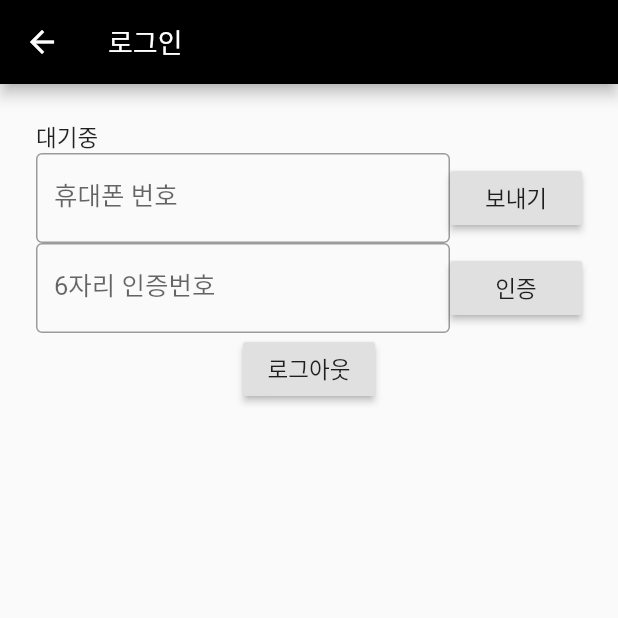
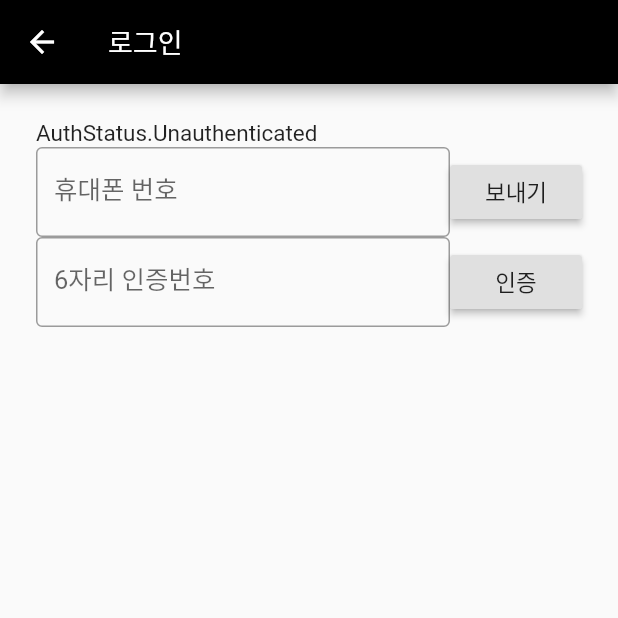
Before and after one commit to heejongahn/galpi, a Flutter app: the screen it shows after launch, in the side drawer, after a tap on "로그인", on a phone screen of 412 x 824 dp, the top half of it. Run offline on Flutter 3.47's test engine with Material 2 defaults, Android fonts, the phone set to English and light mode, and no system bars; our stand-ins replace firebase_auth, package_info, rxdart, shared_preferences, sqflite, tuple and 1 more; accounts and stored records are empty; Roboto replaces fonts that are missing (SpoqaHan-Sans).

Commit message:
Implement provider pattern for Firebase auth

```diff
--- /dev/null
+++ b/lib/components/main_drawer/index.dart
@@ -0,0 +1,74 @@
+import 'package:flutter/material.dart';
+import 'package:galpi/screens/phone_auth/index.dart';
+import 'package:galpi/stores/user_repository.dart';
+import 'package:package_info/package_info.dart';
+import 'package:provider/provider.dart';
+
+class MainDrawer extends StatelessWidget {
+  const MainDrawer({Key key}) : super(key: key);
+
+  @override
+  Widget build(BuildContext context) {
+    return Consumer<UserRepository>(builder: (context, userRepository, child) {
+      final isAuthenticated = userRepository.isAuthenticated;
+      final onSignOut = () async {
+        await userRepository.signOut();
+      };
+      final onClickSignIn = () {
+        Navigator.of(context)
+            .push(MaterialPageRoute(builder: (BuildContext context) {
+          return PhoneAuth();
+        }));
+      };
+
+      return Drawer(
+        child: ListView(
+          padding: EdgeInsets.zero,
+          children: <Widget>[
+            DrawerHeader(
+              child: ListTile(
+                leading: Icon(Icons.account_circle),
+                title: Text(
+                  isAuthenticated ? userRepository.user.uid : '프로필 정보 없음',
+                ),
+                subtitle: Text(isAuthenticated ? '' : '로그인하세요'),
+              ),
+            ),
+            buildAboutListTile(),
+            isAuthenticated
+                ? ListTile(
+                    leading: Icon(Icons.exit_to_app),
+                    title: Text('로그아웃'),
+                    onTap: onSignOut,
+                  )
+                : ListTile(
+                    leading: Icon(Icons.vpn_key),
+                    title: Text('로그인'),
+                    onTap: onClickSignIn,
+                  ),
+          ],
+        ),
+      );
+    });
+  }
+
+  FutureBuilder<PackageInfo> buildAboutListTile() {
+    return FutureBuilder<PackageInfo>(
+      future: PackageInfo.fromPlatform(),
+      builder: (context, snapshot) {
+        if (snapshot.hasData) {
+          return AboutListTile(
+            icon: Icon(Icons.info_outline),
+            applicationName: 'galpi',
+            applicationVersion: snapshot.data.version,
+          );
+        }
+
+        return AboutListTile(
+          icon: Icon(Icons.info_outline),
+          applicationName: 'galpi',
+        );
+      },
+    );
+  }
+}
--- a/lib/main.dart
+++ b/lib/main.dart
@@ -1,13 +1,15 @@
 import 'package:flutter/cupertino.dart';
 import 'package:flutter/material.dart';
 import 'package:flutter_localizations/flutter_localizations.dart';
+import 'package:galpi/stores/user_repository.dart';
+import 'package:package_info/package_info.dart';
+import 'package:shared_preferences/shared_preferences.dart';
+import 'package:provider/provider.dart';
 
 import 'package:galpi/components/screen_with_navigator/index.dart';
 import 'package:galpi/screens/book_list/index.dart';
 import 'package:galpi/screens/review_list/index.dart';
 import 'package:galpi/utils/theme.dart';
-import 'package:package_info/package_info.dart';
-import 'package:shared_preferences/shared_preferences.dart';
 
 const SHARED_PREFERENCE_VERSION_KEY = 'version';
 final primaryColor = Color.fromRGBO(0xff, 0x74, 0x73, 1);
@@ -59,7 +61,9 @@ class _MyAppState extends State<MyApp> {
 
   @override
   Widget build(BuildContext context) {
-    return Scaffold(
+    return ChangeNotifierProvider.value(
+      value: UserRepository.instance(),
+      child: Scaffold(
         body: IndexedStack(index: _pageIndex, children: [
           ScreenWithNavigator(child: Books()),
           ScreenWithNavigator(child: Reviews())
@@ -76,6 +80,7 @@ class _MyAppState extends State<MyApp> {
         //     });
         //   },
         // ),
+      ),
     );
   }
 }
--- a/lib/screens/phone_auth/index.dart
+++ b/lib/screens/phone_auth/index.dart
@@ -1,8 +1,6 @@
 import 'package:flutter/material.dart';
-import 'package:firebase_auth/firebase_auth.dart';
-
-const KR_DIAL_CODE = '+82';
-final FirebaseAuth _auth = FirebaseAuth.instance;
+import 'package:galpi/stores/user_repository.dart';
+import 'package:provider/provider.dart';
 
 class PhoneAuth extends StatefulWidget {
   @override
@@ -11,26 +9,29 @@ class PhoneAuth extends StatefulWidget {
 
 class _PhoneAuthState extends State<PhoneAuth> {
   String _verificationId;
-  String _message = '대기중';
   String _phoneNumber = '';
-  String _code = '';
-
-  @override
-  void initState() {
-    super.initState();
-
-    _auth.currentUser().then((currentUser) => {
-          if (currentUser != null)
-            {
-              setState(() {
-                _message = '이미 로그인 됨';
-              })
-            }
-        });
-  }
+  String _smsCode = '';
 
   @override
   Widget build(BuildContext context) {
+    return Consumer<UserRepository>(builder: (context, userRepository, child) {
+      requestSms(String phoneNumber) async {
+        return userRepository.requestSms(
+          phoneNumber: phoneNumber,
+        );
+      }
+
+      signIn(String verificationId, String smsCode) {
+        return userRepository.signIn(
+          verificationId: verificationId,
+          smsCode: smsCode,
+        );
+      }
+
+      signOut() {
+        return userRepository.signOut();
+      }
+
       return Scaffold(
         appBar: AppBar(
           title: Text('로그인'),
@@ -43,10 +44,20 @@ class _PhoneAuthState extends State<PhoneAuth> {
               Flexible(
                 flex: 0,
                 child: Row(children: [
-                Text(_message),
+                  Text(userRepository.authStatus.toString()),
                 ]),
               ),
-            Row(children: [
+              buildPhoneNumberRow(requestSms),
+              buildSmsCodeRow(signIn, context),
+            ],
+          ),
+        ),
+      );
+    });
+  }
+
+  Widget buildPhoneNumberRow(Future<String> requestSms(String phoneNumber)) {
+    return Row(children: [
       Flexible(
         child: TextField(
           decoration: InputDecoration(
@@ -62,10 +73,18 @@ class _PhoneAuthState extends State<PhoneAuth> {
       ),
       RaisedButton(
         child: Text('보내기'),
-                onPressed: _onAuth,
+        onPressed: () async {
+          final verificationId = await requestSms(_phoneNumber);
+          _verificationId = verificationId;
+        },
       ),
-            ]),
-            Row(children: [
+    ]);
+  }
+
+  Widget buildSmsCodeRow(
+      Future<bool> signIn(String verificationId, String smsCode),
+      BuildContext context) {
+    return Row(children: [
       Flexible(
         child: TextField(
           decoration: InputDecoration(
@@ -74,96 +93,23 @@ class _PhoneAuthState extends State<PhoneAuth> {
           ),
           onChanged: (String code) {
             setState(() {
-                      _code = code;
+              _smsCode = code;
             });
           },
         ),
       ),
       RaisedButton(
           child: Text('인증'),
-                onPressed: _signInWithPhoneNumber,
-              ),
-            ]),
-            RaisedButton(
-              child: Text('로그아웃'),
-              onPressed: _signOut,
-            ),
-          ],
-        ),
-      ),
-    );
-  }
-
-  _onAuth() async {
-    final PhoneVerificationCompleted verificationCompleted =
-        (AuthCredential phoneAuthCredential) {
-      _auth.signInWithCredential(phoneAuthCredential);
-      setState(() {
-        _message = 'Received phone auth credential: $phoneAuthCredential';
-      });
-    };
-
-    final PhoneVerificationFailed verificationFailed =
-        (AuthException authException) {
-      setState(() {
-        _message =
-            'Phone number verification failed. Code: ${authException.code}. Message: ${authException.message}';
-      });
-    };
-
-    final PhoneCodeSent codeSent =
-        (String verificationId, [int forceResendingToken]) async {
-      Scaffold.of(context).showSnackBar(SnackBar(
-        content: Text('${_phoneNumber} (으)로 인증번호를 발송했습니다.'),
-      ));
-      _verificationId = verificationId;
-    };
-
-    final PhoneCodeAutoRetrievalTimeout codeAutoRetrievalTimeout =
-        (String verificationId) {
-      _verificationId = verificationId;
-    };
-
-    await _auth.verifyPhoneNumber(
-      phoneNumber: '${KR_DIAL_CODE}${_phoneNumber}',
-      timeout: Duration(seconds: 5 * 60),
-      codeSent: codeSent,
-      verificationCompleted: verificationCompleted,
-      verificationFailed: verificationFailed,
-      codeAutoRetrievalTimeout: codeAutoRetrievalTimeout,
-    );
-  }
-
-  // Example code of how to sign in with phone.
-  void _signInWithPhoneNumber() async {
-    final AuthCredential credential = PhoneAuthProvider.getCredential(
-      verificationId: _verificationId,
-      smsCode: _code,
+          onPressed: () async {
+            final success = await signIn(
+              _verificationId,
+              _smsCode,
             );
 
-    try {
-      final FirebaseUser user =
-          (await _auth.signInWithCredential(credential)).user;
-      final FirebaseUser currentUser = await _auth.currentUser();
-      assert(user.uid == currentUser.uid);
-      setState(() {
-        if (user != null) {
-          _message = '로그인됨: uid: ${user.uid}';
-        } else {
-          _message = '로그인 실패';
+            if (success) {
+              Navigator.of(context).pop();
             }
-      });
-    } catch (e) {
-      setState(() {
-        _message = '잘못된 인증번호';
-      });
+          }),
+    ]);
   }
 }
-
-  _signOut() async {
-    await _auth.signOut();
-    setState(() {
-      _message = '로그아웃됨';
-    });
-  }
-}
--- a/lib/screens/review_list/index.dart
+++ b/lib/screens/review_list/index.dart
@@ -1,6 +1,6 @@
 import 'package:flutter/material.dart';
+import 'package:galpi/components/main_drawer/index.dart';
 import 'package:galpi/screens/phone_auth/index.dart';
-import 'package:package_info/package_info.dart';
 import 'package:tuple/tuple.dart';
 
 import 'package:galpi/screens/add_review/index.dart';
@@ -79,56 +79,11 @@ class ReviewsState extends State<Reviews> {
               return Center(child: CircularProgressIndicator());
             }),
       ),
-      endDrawer: Drawer(
-        child: ListView(
-          padding: EdgeInsets.zero,
-          children: <Widget>[
-            DrawerHeader(
-              child: ListTile(
-                title: Text(
-                  '프로필 없음',
-                ),
-                subtitle: Text('로그인하세요'),
-              ),
-            ),
-            buildAboutListTile(),
-            ListTile(
-              leading: Icon(Icons.exit_to_app),
-              title: Text('로그인'),
-              onTap: () {
-                Navigator.of(context)
-                    .push(MaterialPageRoute(builder: (BuildContext context) {
-                  return PhoneAuth();
-                }));
-              },
-            ),
-          ],
-        ),
-      ),
+      endDrawer: MainDrawer(),
       floatingActionButton: FloatingActionButton(
         onPressed: _onOpenNewReview,
         child: Icon(Icons.add),
       ),
-    );
-  }
-
-  FutureBuilder<PackageInfo> buildAboutListTile() {
-    return FutureBuilder<PackageInfo>(
-      future: PackageInfo.fromPlatform(),
-      builder: (context, snapshot) {
-        if (snapshot.hasData) {
-          return AboutListTile(
-            icon: Icon(Icons.info_outline),
-            applicationName: 'galpi',
-            applicationVersion: snapshot.data.version,
-          );
-        }
-
-        return AboutListTile(
-          icon: Icon(Icons.info_outline),
-          applicationName: 'galpi',
-        );
-      },
     );
   }
 
--- /dev/null
+++ b/lib/stores/user_repository.dart
@@ -0,0 +1,86 @@
+import 'dart:async';
+
+import 'package:flutter/widgets.dart';
+import 'package:firebase_auth/firebase_auth.dart';
+
+typedef Future<String> RequestSms(String PhoneNumber);
+typedef Future<bool> SignIn(String verificationId, String smsCode);
+
+const KR_DIAL_CODE = '+82';
+
+enum AuthStatus {
+  Uninitialized,
+  Authenticated,
+  Authenticating,
+  Unauthenticated
+}
+
+class UserRepository extends ChangeNotifier {
+  FirebaseAuth _auth;
+  FirebaseUser _user;
+  AuthStatus _status = AuthStatus.Uninitialized;
+
+  UserRepository.instance() : _auth = FirebaseAuth.instance {
+    _auth.onAuthStateChanged.listen(_onAuthStateChanged);
+  }
+
+  AuthStatus get authStatus => _status;
+  FirebaseUser get user => _user;
+  bool get isAuthenticated => _status == AuthStatus.Authenticated;
+
+  Future<String> requestSms({String phoneNumber}) {
+    Completer<String> _completer = new Completer();
+
+    codeSent(String validationId, [int forceResendingToken]) {
+      _completer.complete(validationId);
+    }
+
+    _auth.verifyPhoneNumber(
+      phoneNumber: '${KR_DIAL_CODE}${phoneNumber}',
+      timeout: Duration(seconds: 5 * 60),
+      codeSent: codeSent,
+      /**
+       * TODO:
+       * verificationCompleted: verificationCompleted,
+       * verificationFailed: verificationFailed,
+       * codeAutoRetrievalTimeout: codeAutoRetrievalTimeout,
+      */
+    );
+
+    return _completer.future;
+  }
+
+  Future<bool> signIn({String verificationId, String smsCode}) async {
+    try {
+      _status = AuthStatus.Authenticating;
+      notifyListeners();
+      final AuthCredential credential = PhoneAuthProvider.getCredential(
+        verificationId: verificationId,
+        smsCode: smsCode,
+      );
+      await _auth.signInWithCredential(credential);
+      return true;
+    } catch (e) {
+      _status = AuthStatus.Unauthenticated;
+      notifyListeners();
+      return false;
+    }
+  }
+
+  Future signOut() async {
+    await _auth.signOut();
+    _status = AuthStatus.Unauthenticated;
+    notifyListeners();
+    return Future.delayed(Duration.zero);
+  }
+
+  Future<void> _onAuthStateChanged(FirebaseUser firebaseUser) async {
+    if (firebaseUser == null) {
+      _status = AuthStatus.Unauthenticated;
+    } else {
+      _user = firebaseUser;
+      _status = AuthStatus.Authenticated;
+    }
+    notifyListeners();
+  }
+}
--- a/pubspec.yaml
+++ b/pubspec.yaml
@@ -32,6 +32,7 @@ dependencies:
   rxdart: 0.22.1+1
   firebase_core: ^0.4.0+1
   firebase_auth: ^0.14.0+5
+  provider: ^3.1.0
 
 dev_dependencies:
   flutter_test:
```
Also changed, not shown: pubspec.lock. Lines whose indentation alone changed are shown as unchanged.
